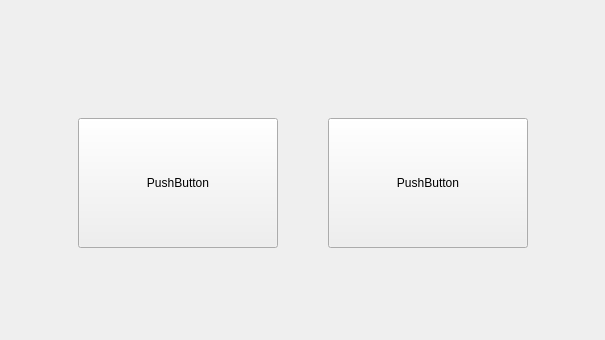
The window that mainmenu.ui (by1ex/GeneratorIBC) describes before a commit, drawn with Qt 5.
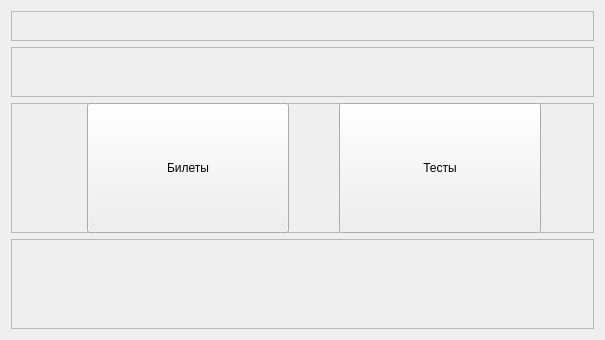
The same window after the commit.

What changed in the file:
```diff
--- a/mainmenu.ui
+++ b/mainmenu.ui
@@ -13,32 +13,116 @@
   <property name="windowTitle">
    <string>MainMenu</string>
   </property>
-  <widget class="QPushButton" name="pushButton">
+  <layout class="QGridLayout" name="gridLayout">
+   <item row="4" column="0" colspan="2">
+    <widget class="QFrame" name="frame_2">
+     <property name="frameShape">
+      <enum>QFrame::StyledPanel</enum>
+     </property>
+     <property name="frameShadow">
+      <enum>QFrame::Raised</enum>
+     </property>
+    </widget>
+   </item>
+   <item row="1" column="0" colspan="2">
+    <widget class="QFrame" name="frame">
+     <property name="maximumSize">
+      <size>
+       <width>16777215</width>
+       <height>30</height>
+      </size>
+     </property>
+     <property name="frameShape">
+      <enum>QFrame::StyledPanel</enum>
+     </property>
+     <property name="frameShadow">
+      <enum>QFrame::Raised</enum>
+     </property>
+    </widget>
+   </item>
+   <item row="2" column="0" colspan="2">
+    <widget class="QFrame" name="frame_3">
+     <property name="maximumSize">
+      <size>
+       <width>16777215</width>
+       <height>50</height>
+      </size>
+     </property>
+     <property name="frameShape">
+      <enum>QFrame::StyledPanel</enum>
+     </property>
+     <property name="frameShadow">
+      <enum>QFrame::Raised</enum>
+     </property>
+    </widget>
+   </item>
+   <item row="3" column="0" colspan="2">
+    <widget class="QFrame" name="frame_4">
+     <property name="minimumSize">
+      <size>
+       <width>202</width>
+       <height>130</height>
+      </size>
+     </property>
+     <property name="frameShape">
+      <enum>QFrame::StyledPanel</enum>
+     </property>
+     <property name="frameShadow">
+      <enum>QFrame::Raised</enum>
+     </property>
+     <widget class="QPushButton" name="ticketButton">
    <property name="geometry">
     <rect>
-     <x>78</x>
-     <y>118</y>
-     <width>200</width>
+        <x>76</x>
+        <y>0</y>
+        <width>202</width>
      <height>130</height>
     </rect>
    </property>
+      <property name="minimumSize">
+       <size>
+        <width>202</width>
+        <height>130</height>
+       </size>
+      </property>
+      <property name="maximumSize">
+       <size>
+        <width>202</width>
+        <height>130</height>
+       </size>
+      </property>
    <property name="text">
-    <string>PushButton</string>
-   </property>
-  </widget>
-  <widget class="QPushButton" name="pushButton_2">
+       <string>Билеты</string>
+      </property>
+     </widget>
+     <widget class="QPushButton" name="testButton">
    <property name="geometry">
     <rect>
      <x>328</x>
-     <y>118</y>
-     <width>200</width>
+        <y>0</y>
+        <width>202</width>
      <height>130</height>
     </rect>
    </property>
+      <property name="minimumSize">
+       <size>
+        <width>202</width>
+        <height>130</height>
+       </size>
+      </property>
+      <property name="maximumSize">
+       <size>
+        <width>202</width>
+        <height>130</height>
+       </size>
+      </property>
    <property name="text">
-    <string>PushButton</string>
-   </property>
-  </widget>
+       <string>Тесты</string>
+      </property>
+     </widget>
+    </widget>
+   </item>
+  </layout>
  </widget>
  <layoutdefault spacing="6" margin="11"/>
  <resources/>
```
Lines whose indentation alone changed are shown as unchanged.
